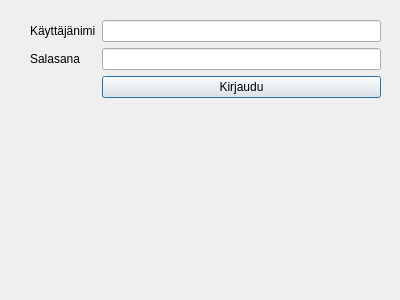
This is bank-automat/login.ui in tvt24kmo-project/group_15 as Qt 5 draws it before an edit. The edited form follows.
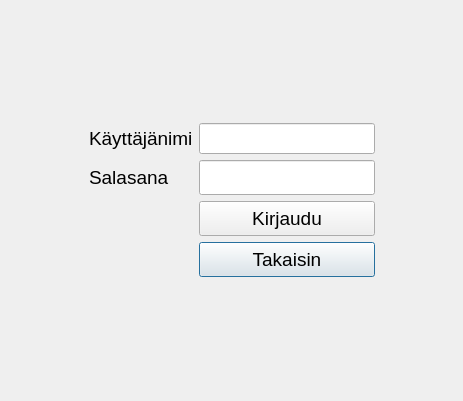
This is the edited form.

What changed in the file:
```diff
--- a/bank-automat/login.ui
+++ b/bank-automat/login.ui
@@ -6,59 +6,139 @@
    <rect>
     <x>0</x>
     <y>0</y>
-    <width>400</width>
-    <height>300</height>
+    <width>463</width>
+    <height>401</height>
    </rect>
   </property>
   <property name="windowTitle">
    <string>Dialog</string>
   </property>
-  <widget class="QWidget" name="layoutWidget">
-   <property name="geometry">
-    <rect>
-     <x>30</x>
-     <y>20</y>
-     <width>351</width>
-     <height>161</height>
-    </rect>
-   </property>
-   <layout class="QFormLayout" name="loginFormLayout">
+  <layout class="QGridLayout" name="gridLayout">
     <item row="0" column="0">
-     <widget class="QLabel" name="labelUsername">
-      <property name="text">
-       <string>Käyttäjänimi</string>
-      </property>
-     </widget>
-    </item>
-    <item row="0" column="1">
-     <widget class="QLineEdit" name="textUsername"/>
-    </item>
-    <item row="1" column="0">
-     <widget class="QLabel" name="labelPassword">
+    <layout class="QGridLayout" name="gridLayout_2">
+     <item row="3" column="2">
+      <widget class="QPushButton" name="btnCancel">
+       <property name="minimumSize">
+        <size>
+         <width>0</width>
+         <height>35</height>
+        </size>
+       </property>
+       <property name="font">
+        <font>
+         <pointsize>14</pointsize>
+        </font>
+       </property>
       <property name="text">
-       <string>Salasana</string>
+        <string>Takaisin</string>
       </property>
      </widget>
     </item>
-    <item row="1" column="1">
-     <widget class="QLineEdit" name="textPassword"/>
-    </item>
-    <item row="2" column="1">
+     <item row="2" column="2">
      <widget class="QPushButton" name="btnLogin">
+       <property name="minimumSize">
+        <size>
+         <width>0</width>
+         <height>35</height>
+        </size>
+       </property>
+       <property name="font">
+        <font>
+         <pointsize>14</pointsize>
+        </font>
+       </property>
       <property name="text">
        <string>Kirjaudu</string>
       </property>
      </widget>
     </item>
-    <item row="2" column="0">
+     <item row="0" column="2">
+      <widget class="QLineEdit" name="textUsername">
+       <property name="font">
+        <font>
+         <pointsize>14</pointsize>
+        </font>
+       </property>
+      </widget>
+     </item>
+     <item row="2" column="1">
      <widget class="QLabel" name="labelInfo">
       <property name="text">
        <string/>
       </property>
      </widget>
     </item>
-   </layout>
-  </widget>
+     <item row="1" column="1">
+      <widget class="QLabel" name="labelPassword">
+       <property name="font">
+        <font>
+         <pointsize>14</pointsize>
+        </font>
+       </property>
+       <property name="text">
+        <string>Salasana</string>
+       </property>
+      </widget>
+     </item>
+     <item row="0" column="0">
+      <spacer name="horizontalSpacer">
+       <property name="orientation">
+        <enum>Qt::Horizontal</enum>
+       </property>
+       <property name="sizeHint" stdset="0">
+        <size>
+         <width>40</width>
+         <height>20</height>
+        </size>
+       </property>
+      </spacer>
+     </item>
+     <item row="0" column="1">
+      <widget class="QLabel" name="labelUsername">
+       <property name="font">
+        <font>
+         <pointsize>14</pointsize>
+        </font>
+       </property>
+       <property name="text">
+        <string>Käyttäjänimi</string>
+       </property>
+      </widget>
+     </item>
+     <item row="1" column="2">
+      <widget class="QLineEdit" name="textPassword">
+       <property name="minimumSize">
+        <size>
+         <width>0</width>
+         <height>35</height>
+        </size>
+       </property>
+       <property name="font">
+        <font>
+         <pointsize>14</pointsize>
+        </font>
+       </property>
+       <property name="echoMode">
+        <enum>QLineEdit::Password</enum>
+       </property>
+      </widget>
+     </item>
+     <item row="0" column="3">
+      <spacer name="horizontalSpacer_2">
+       <property name="orientation">
+        <enum>Qt::Horizontal</enum>
+       </property>
+       <property name="sizeHint" stdset="0">
+        <size>
+         <width>40</width>
+         <height>20</height>
+        </size>
+       </property>
+      </spacer>
+     </item>
+    </layout>
+   </item>
+  </layout>
  </widget>
  <resources/>
  <connections/>
```
Lines whose indentation alone changed are shown as unchanged.
